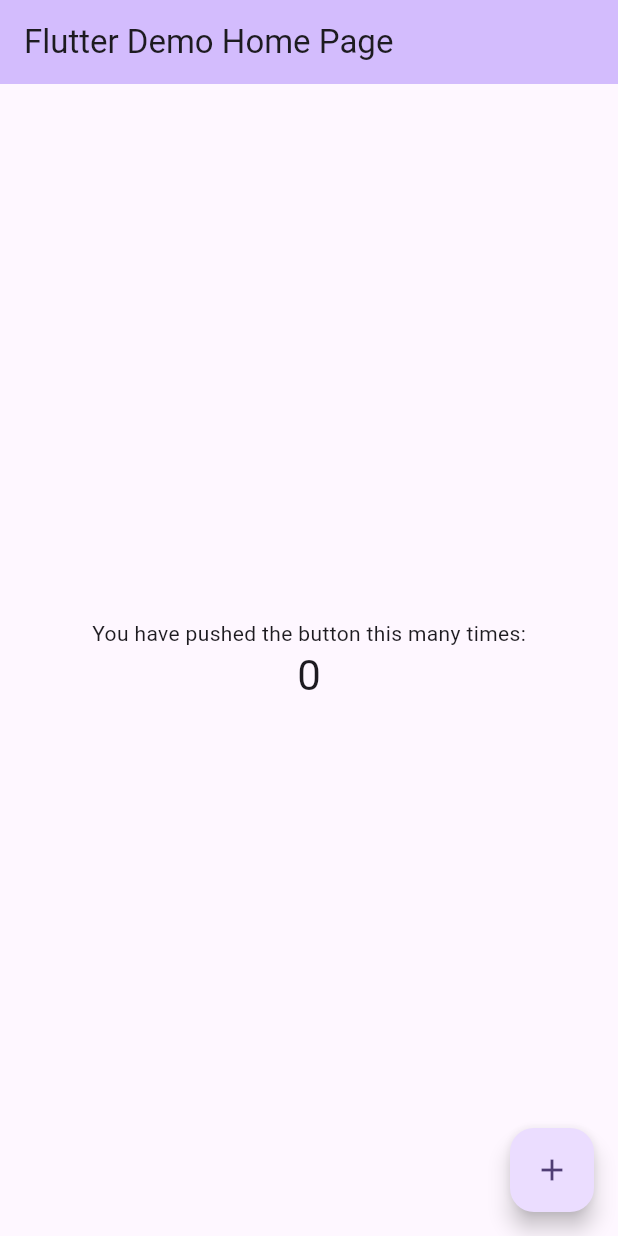
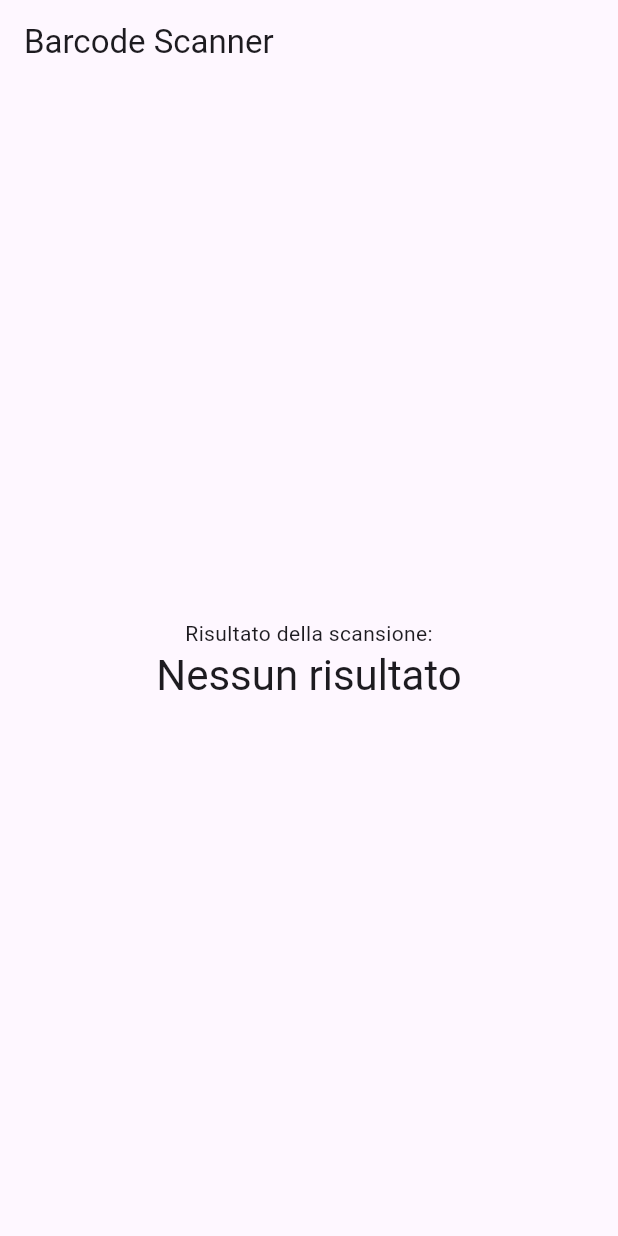
Before and after one commit to mikimena01/ASSIST, a Flutter app: the screen it shows after launch, on a phone screen of 412 x 824 dp. Run offline on Flutter 3.47's test engine with Material 3 defaults, Android fonts, the light colour scheme and no system bars; missing offline and left inert: flutter_barcode_scanner.

Commit message:
first try of barcode scanner

```diff
--- a/mobile_flutter_app/assist_app/lib/main.dart
+++ b/mobile_flutter_app/assist_app/lib/main.dart
@@ -1,125 +1,93 @@
 import 'package:flutter/material.dart';
+import 'package:flutter_barcode_scanner/flutter_barcode_scanner.dart';
 
 void main() {
-  runApp(const MyApp());
+  runApp(MyApp());
 }
 
 class MyApp extends StatelessWidget {
-  const MyApp({super.key});
-
-  // This widget is the root of your application.
   @override
   Widget build(BuildContext context) {
     return MaterialApp(
-      title: 'Flutter Demo',
+      title: 'Barcode Scanner',
       theme: ThemeData(
-        // This is the theme of your application.
-        //
-        // TRY THIS: Try running your application with "flutter run". You'll see
-        // the application has a purple toolbar. Then, without quitting the app,
-        // try changing the seedColor in the colorScheme below to Colors.green
-        // and then invoke "hot reload" (save your changes or press the "hot
-        // reload" button in a Flutter-supported IDE, or press "r" if you used
-        // the command line to start the app).
-        //
-        // Notice that the counter didn't reset back to zero; the application
-        // state is not lost during the reload. To reset the state, use hot
-        // restart instead.
-        //
-        // This works for code too, not just values: Most code changes can be
-        // tested with just a hot reload.
-        colorScheme: ColorScheme.fromSeed(seedColor: Colors.deepPurple),
-        useMaterial3: true,
+        primarySwatch: Colors.blue,
       ),
-      home: const MyHomePage(title: 'Flutter Demo Home Page'),
+      home: MyHomePage(),
     );
   }
 }
 
 class MyHomePage extends StatefulWidget {
-  const MyHomePage({super.key, required this.title});
-
-  // This widget is the home page of your application. It is stateful, meaning
-  // that it has a State object (defined below) that contains fields that affect
-  // how it looks.
-
-  // This class is the configuration for the state. It holds the values (in this
-  // case the title) provided by the parent (in this case the App widget) and
-  // used by the build method of the State. Fields in a Widget subclass are
-  // always marked "final".
-
-  final String title;
-
   @override
-  State<MyHomePage> createState() => _MyHomePageState();
+  _MyHomePageState createState() => _MyHomePageState();
 }
 
 class _MyHomePageState extends State<MyHomePage> {
-  int _counter = 0;
+  String _scanResult = 'Nessun risultato';
 
-  void _incrementCounter() {
+  // Funzione di validazione del Codice Fiscale
+  bool validateCodiceFiscale(String codice) {
+    // Verifica la lunghezza e la struttura del codice fiscale
+    final RegExp regex =
+        RegExp(r'^[A-Z]{6}[0-9]{2}[A-Z][0-9]{2}[A-Z][0-9]{3}[A-Z]$');
+
+    // Verifica se la stringa corrisponde al formato
+    return regex.hasMatch(codice);
+  }
+
+  // Funzione di scansione del codice a barre
+  Future<void> scanBarcode() async {
+    String barcodeScanRes = 'In attesa di scansione...';
+
     setState(() {
-      // This call to setState tells the Flutter framework that something has
-      // changed in this State, which causes it to rerun the build method below
-      // so that the display can reflect the updated values. If we changed
-      // _counter without calling setState(), then the build method would not be
-      // called again, and so nothing would appear to happen.
-      _counter++;
+      _scanResult = barcodeScanRes; // Mostra il messaggio di attesa
     });
+
+    while (true) {
+      try {
+        barcodeScanRes = await FlutterBarcodeScanner.scanBarcode(
+            '#ff6666', 'Annulla', true, ScanMode.BARCODE);
+      } on Exception {
+        barcodeScanRes = 'Errore nella scansione del codice a barre';
+      }
+
+      if (!mounted) return;
+
+      if (validateCodiceFiscale(barcodeScanRes)) {
+        setState(() {
+          _scanResult = barcodeScanRes; // Mostra il codice fiscale valido
+        });
+        break; // Esci dal ciclo quando trovi un codice fiscale valido
+      } else {
+        setState(() {
+          _scanResult = 'Codice fiscale non valido, riprova...';
+          print('Codice fiscale non valido, riprova...');
+        });
+      }
+    }
   }
 
   @override
   Widget build(BuildContext context) {
-    // This method is rerun every time setState is called, for instance as done
-    // by the _incrementCounter method above.
-    //
-    // The Flutter framework has been optimized to make rerunning build methods
-    // fast, so that you can just rebuild anything that needs updating rather
-    // than having to individually change instances of widgets.
     return Scaffold(
       appBar: AppBar(
-        // TRY THIS: Try changing the color here to a specific color (to
-        // Colors.amber, perhaps?) and trigger a hot reload to see the AppBar
-        // change color while the other colors stay the same.
-        backgroundColor: Theme.of(context).colorScheme.inversePrimary,
-        // Here we take the value from the MyHomePage object that was created by
-        // the App.build method, and use it to set our appbar title.
-        title: Text(widget.title),
+        title: Text('Barcode Scanner'),
       ),
       body: Center(
-        // Center is a layout widget. It takes a single child and positions it
-        // in the middle of the parent.
         child: Column(
-          // Column is also a layout widget. It takes a list of children and
-          // arranges them vertically. By default, it sizes itself to fit its
-          // children horizontally, and tries to be as tall as its parent.
-          //
-          // Column has various properties to control how it sizes itself and
-          // how it positions its children. Here we use mainAxisAlignment to
-          // center the children vertically; the main axis here is the vertical
-          // axis because Columns are vertical (the cross axis would be
-          // horizontal).
-          //
-          // TRY THIS: Invoke "debug painting" (choose the "Toggle Debug Paint"
-          // action in the IDE, or press "p" in the console), to see the
-          // wireframe for each widget.
           mainAxisAlignment: MainAxisAlignment.center,
           children: <Widget>[
-            const Text(
-              'You have pushed the button this many times:',
+            Text(
+              'Risultato della scansione:',
             ),
             Text(
-              '$_counter',
+              '$_scanResult',
               style: Theme.of(context).textTheme.headlineMedium,
             ),
           ],
         ),
       ),
-      floatingActionButton: FloatingActionButton(
-        onPressed: _incrementCounter,
-        tooltip: 'Increment',
-        child: const Icon(Icons.add),
-      ), // This trailing comma makes auto-formatting nicer for build methods.
     );
   }
 }
--- a/mobile_flutter_app/assist_app/pubspec.yaml
+++ b/mobile_flutter_app/assist_app/pubspec.yaml
@@ -31,6 +31,7 @@ dependencies:
   flutter:
     sdk: flutter
 
+  flutter_barcode_scanner: ^2.0.0
 
   # The following adds the Cupertino Icons font to your application.
   # Use with the CupertinoIcons class for iOS style icons.
```
Also changed, not shown: mobile_flutter_app/assist_app/pubspec.lock, 5 other files.
